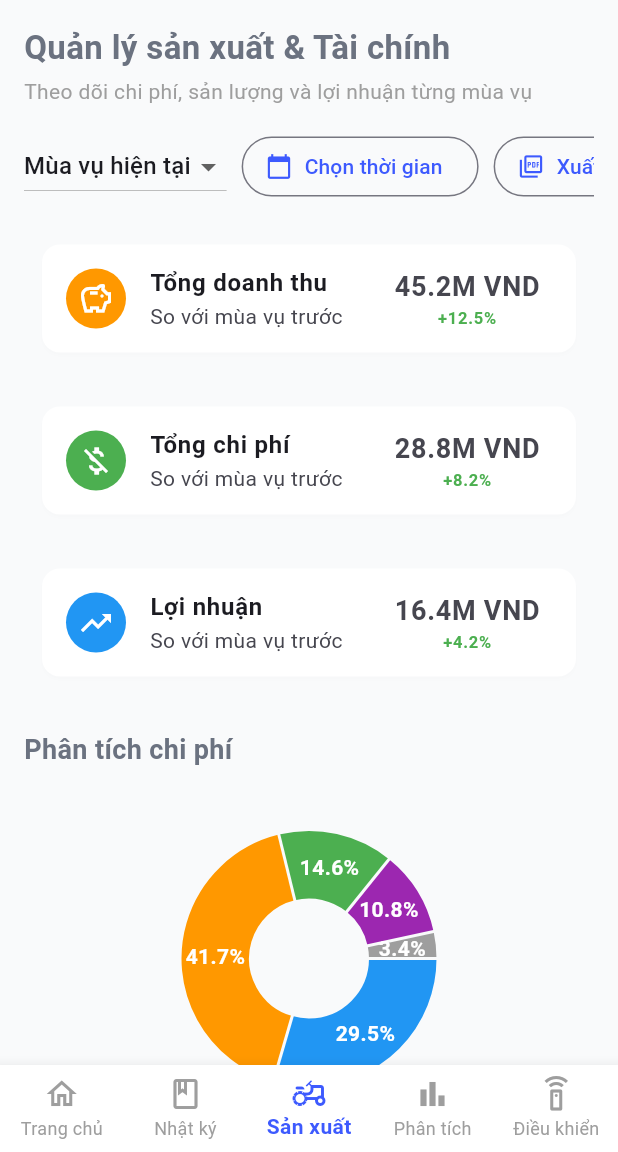
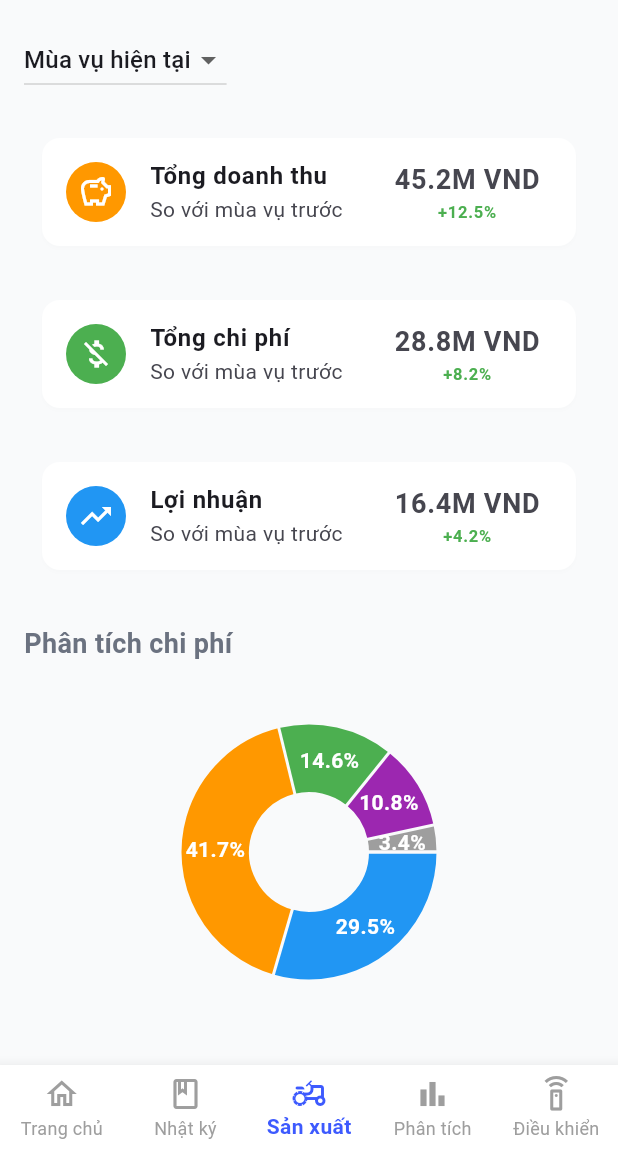
Before and after one commit to VuTrucLam/AIoT_Coffee_Platform, a Flutter app: the MainScreen screen opened directly, item 3 of the bottom bar chosen, on a phone screen of 412 x 824 dp, the part 84-1236 px from its top. Run offline on Flutter 3.47's test engine with Material 3 defaults, Android fonts, the phone set to English and light mode, and no system bars; drawn by our look-alikes of fl_chart; our stand-ins replace firebase_core, firebase_database, flutter_local_notifications, geolocator, google_fonts, just_audio and 1 more; accounts and stored records are empty; network calls fail.

Commit message:
FE Sản Xuất

```diff
--- a/lib/screens/production/production_screen.dart
+++ b/lib/screens/production/production_screen.dart
@@ -11,16 +11,16 @@ class ProductionScreen extends StatelessWidget {
       child: Column(
         crossAxisAlignment: CrossAxisAlignment.start,
         children: [
-          const Text(
-            "Quản lý sản xuất & Tài chính",
-            style: TextStyle(fontSize: 22, fontWeight: FontWeight.bold),
-          ),
-          const SizedBox(height: 4),
-          const Text(
-            "Theo dõi chi phí, sản lượng và lợi nhuận từng mùa vụ",
-            style: TextStyle(color: Colors.grey),
-          ),
-          const SizedBox(height: 16),
+          // const Text(
+          //   "Quản lý sản xuất & Tài chính",
+          //   style: TextStyle(fontSize: 22, fontWeight: FontWeight.bold),
+          // ),
+          // const SizedBox(height: 4),
+          // const Text(
+          //   "Theo dõi chi phí, sản lượng và lợi nhuận từng mùa vụ",
+          //   style: TextStyle(color: Colors.grey),
+          // ),
+          // const SizedBox(height: 16),
 
           // Bộ lọc
           SingleChildScrollView(
@@ -41,29 +41,29 @@ class ProductionScreen extends StatelessWidget {
                   ],
                   onChanged: (_) {},
                 ),
-                const SizedBox(width: 10),
-                OutlinedButton.icon(
-                  onPressed: () {},
-                  icon: const Icon(Icons.calendar_today, size: 18),
-                  label: const Text("Chọn thời gian"),
-                ),
-                const SizedBox(width: 10),
-                OutlinedButton.icon(
-                  onPressed: () {},
-                  icon: const Icon(Icons.picture_as_pdf_outlined, size: 18),
-                  label: const Text("Xuất báo cáo"),
-                ),
-                const SizedBox(width: 10),
-                IntrinsicWidth(
-                  // ← THÊM DÒNG NÀY
-                  child: ElevatedButton(
-                    onPressed: () {},
-                    style: ElevatedButton.styleFrom(
-                      backgroundColor: Colors.blue,
-                    ),
-                    child: const Text("Phân tích AI"),
-                  ),
-                ),
+                // const SizedBox(width: 10),
+                // OutlinedButton.icon(
+                //   onPressed: () {},
+                //   icon: const Icon(Icons.calendar_today, size: 18),
+                //   label: const Text("Chọn thời gian"),
+                // ),
+                // const SizedBox(width: 10),
+                // OutlinedButton.icon(
+                //   onPressed: () {},
+                //   icon: const Icon(Icons.picture_as_pdf_outlined, size: 18),
+                //   label: const Text("Xuất báo cáo"),
+                // ),
+                // const SizedBox(width: 10),
+                // IntrinsicWidth(
+                //   // ← THÊM DÒNG NÀY
+                //   child: ElevatedButton(
+                //     onPressed: () {},
+                //     style: ElevatedButton.styleFrom(
+                //       backgroundColor: Colors.blue,
+                //     ),
+                //     child: const Text("Phân tích AI"),
+                // ),
+                // ),
               ],
             ),
           ),
@@ -120,75 +120,75 @@ class ProductionScreen extends StatelessWidget {
           const SizedBox(height: 24),
 
           // Biểu đồ sản lượng
-          const Text(
-            "Phân tích sản lượng",
-            style: TextStyle(fontSize: 18, fontWeight: FontWeight.bold),
-          ),
-          const SizedBox(height: 16),
-          SizedBox(
-            height: 280,
-            child: BarChart(
-              BarChartData(
-                maxY: 3500,
-                minY: 0,
-                gridData: FlGridData(show: true),
-                titlesData: FlTitlesData(
-                  bottomTitles: AxisTitles(
-                    sideTitles: SideTitles(
-                      showTitles: true,
-                      getTitlesWidget: (value, meta) {
-                        switch (value.toInt()) {
-                          case 0:
-                            return Text("Cà chua"); // Không const
-                          case 1:
-                            return Text("Rau xanh");
-                          case 2:
-                            return Text("Dưa chuột");
-                          case 3:
-                            return Text("Ớt");
-                        }
-                        return const Text("");
-                      },
-                    ),
-                  ),
-                  leftTitles: AxisTitles(
-                    sideTitles: SideTitles(showTitles: true, reservedSize: 35),
-                  ),
-                ),
-                borderData: FlBorderData(show: false),
-                barGroups: [
-                  _barGroup(0, 2300, 2800, 3000),
-                  _barGroup(1, 1000, 1200, 1400),
-                  _barGroup(2, 1600, 1800, 2000),
-                  _barGroup(3, 700, 800, 900),
-                ],
-              ),
-            ),
-          ),
-          const SizedBox(height: 24),
+          // const Text(
+          //   "Phân tích sản lượng",
+          //   style: TextStyle(fontSize: 18, fontWeight: FontWeight.bold),
+          // ),
+          // const SizedBox(height: 16),
+          // SizedBox(
+          //   height: 280,
+          //   child: BarChart(
+          //     BarChartData(
+          //       maxY: 3500,
+          //       minY: 0,
+          //       gridData: FlGridData(show: true),
+          //       titlesData: FlTitlesData(
+          //         bottomTitles: AxisTitles(
+          //           sideTitles: SideTitles(
+          //             showTitles: true,
+          //             getTitlesWidget: (value, meta) {
+          //               switch (value.toInt()) {
+          //                 case 0:
+          //                   return Text("Cà chua"); // Không const
+          //                 case 1:
+          //                   return Text("Rau xanh");
+          //                 case 2:
+          //                   return Text("Dưa chuột");
+          //                 case 3:
+          //                   return Text("Ớt");
+          //               }
+          //               return const Text("");
+          //             },
+          //           ),
+          //         ),
+          //         leftTitles: AxisTitles(
+          //           sideTitles: SideTitles(showTitles: true, reservedSize: 35),
+          //         ),
+          //       ),
+          //       borderData: FlBorderData(show: false),
+          //       barGroups: [
+          //         _barGroup(0, 2300, 2800, 3000),
+          //         _barGroup(1, 1000, 1200, 1400),
+          //         _barGroup(2, 1600, 1800, 2000),
+          //         _barGroup(3, 700, 800, 900),
+          //       ],
+          //     ),
+          //   ),
+          // ),
+          // const SizedBox(height: 24),
 
-          // Biểu đồ tài chính theo tháng
-          const Text(
-            "Tổng quan tài chính theo tháng",
-            style: TextStyle(fontSize: 18, fontWeight: FontWeight.bold),
-          ),
-          const SizedBox(height: 16),
-          SizedBox(
-            height: 260,
-            child: LineChart(
-              LineChartData(
-                gridData: FlGridData(show: true),
-                titlesData: FlTitlesData(show: true),
-                borderData: FlBorderData(show: false),
-                lineBarsData: [
-                  _lineChart([2, 3, 4, 4.5, 5, 6, 7, 8], Colors.green),
-                  _lineChart([1.5, 2, 2.5, 3, 3.5, 3.8, 4, 4.5], Colors.red),
-                  _lineChart([1, 1.5, 2, 2.2, 2.8, 3.2, 3.5, 4], Colors.blue),
-                ],
-              ),
-            ),
-          ),
-          const SizedBox(height: 40),
+          // // Biểu đồ tài chính theo tháng
+          // const Text(
+          //   "Tổng quan tài chính theo tháng",
+          //   style: TextStyle(fontSize: 18, fontWeight: FontWeight.bold),
+          // ),
+          // const SizedBox(height: 16),
+          // SizedBox(
+          //   height: 260,
+          //   child: LineChart(
+          //     LineChartData(
+          //       gridData: FlGridData(show: true),
+          //       titlesData: FlTitlesData(show: true),
+          //       borderData: FlBorderData(show: false),
+          //       lineBarsData: [
+          //         _lineChart([2, 3, 4, 4.5, 5, 6, 7, 8], Colors.green),
+          //         _lineChart([1.5, 2, 2.5, 3, 3.5, 3.8, 4, 4.5], Colors.red),
+          //         _lineChart([1, 1.5, 2, 2.2, 2.8, 3.2, 3.5, 4], Colors.blue),
+          //       ],
+          //     ),
+          //   ),
+          // ),
+          // const SizedBox(height: 40),
         ],
       ),
     );
@@ -247,30 +247,30 @@ class ProductionScreen extends StatelessWidget {
     );
   }
 
-  // Biểu đồ cột
-  BarChartGroupData _barGroup(int x, double y1, double y2, double y3) {
-    return BarChartGroupData(
-      x: x,
-      barRods: [
-        BarChartRodData(toY: y1, color: Colors.grey, width: 10),
-        BarChartRodData(toY: y2, color: Colors.blue, width: 10),
-        BarChartRodData(toY: y3, color: Colors.orange, width: 10),
-      ],
-    );
-  }
+  // // Biểu đồ cột
+  // BarChartGroupData _barGroup(int x, double y1, double y2, double y3) {
+  //   return BarChartGroupData(
+  //     x: x,
+  //     barRods: [
+  //       BarChartRodData(toY: y1, color: Colors.grey, width: 10),
+  //       BarChartRodData(toY: y2, color: Colors.blue, width: 10),
+  //       BarChartRodData(toY: y3, color: Colors.orange, width: 10),
+  //     ],
+  //   );
+  // }
 
-  // Biểu đồ đường
-  LineChartBarData _lineChart(List<double> values, Color color) {
-    return LineChartBarData(
-      spots: values
-          .asMap()
-          .entries
-          .map((e) => FlSpot(e.key.toDouble(), e.value))
-          .toList(),
-      isCurved: true,
-      color: color,
-      barWidth: 3,
-      belowBarData: BarAreaData(show: false),
-    );
-  }
+  // // Biểu đồ đường
+  // LineChartBarData _lineChart(List<double> values, Color color) {
+  //   return LineChartBarData(
+  //     spots: values
+  //         .asMap()
+  //         .entries
+  //         .map((e) => FlSpot(e.key.toDouble(), e.value))
+  //         .toList(),
+  //     isCurved: true,
+  //     color: color,
+  //     barWidth: 3,
+  //     belowBarData: BarAreaData(show: false),
+  //   );
+  // }
 }
--- a/lib/screens/user/register.dart
+++ b/lib/screens/user/register.dart
@@ -170,8 +170,8 @@ class _RegisterScreenState extends State<RegisterScreen> {
                 TextField(
                   controller: farmController,
                   decoration: InputDecoration(
-                    labelText: "Tên trang trại",
-                    hintText: "Trang trại ABC",
+                    labelText: "Tên vườn",
+                    hintText: "Trang vườn ABC",
                     border: OutlineInputBorder(
                       borderRadius: BorderRadius.circular(8),
                     ),
```
